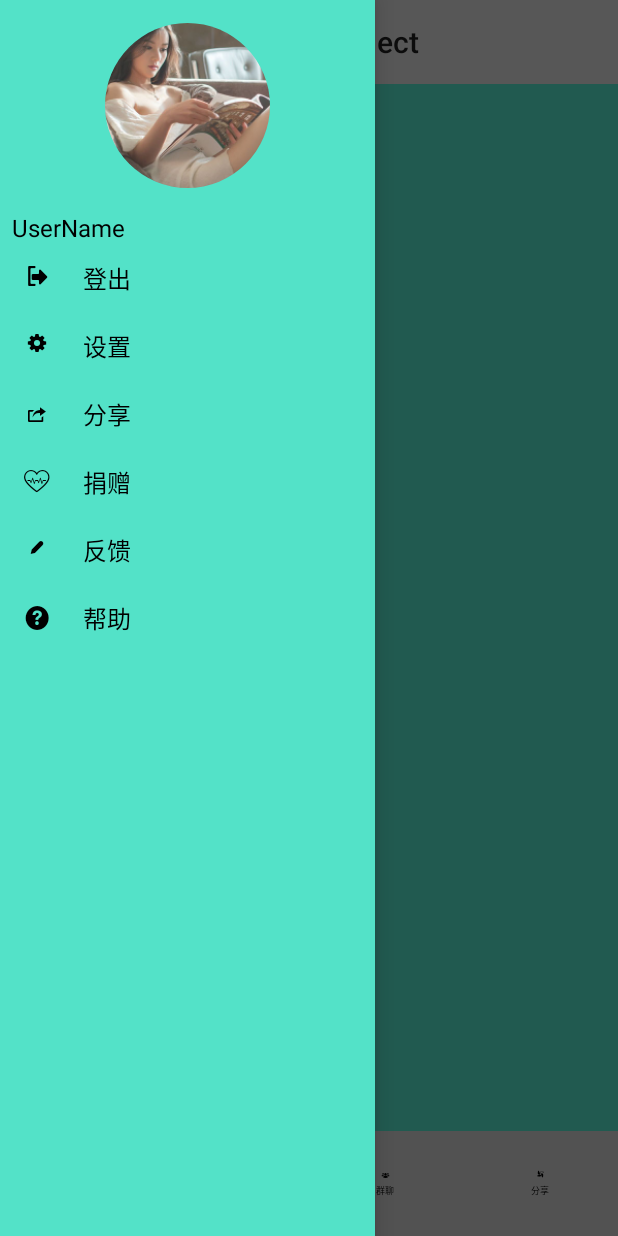
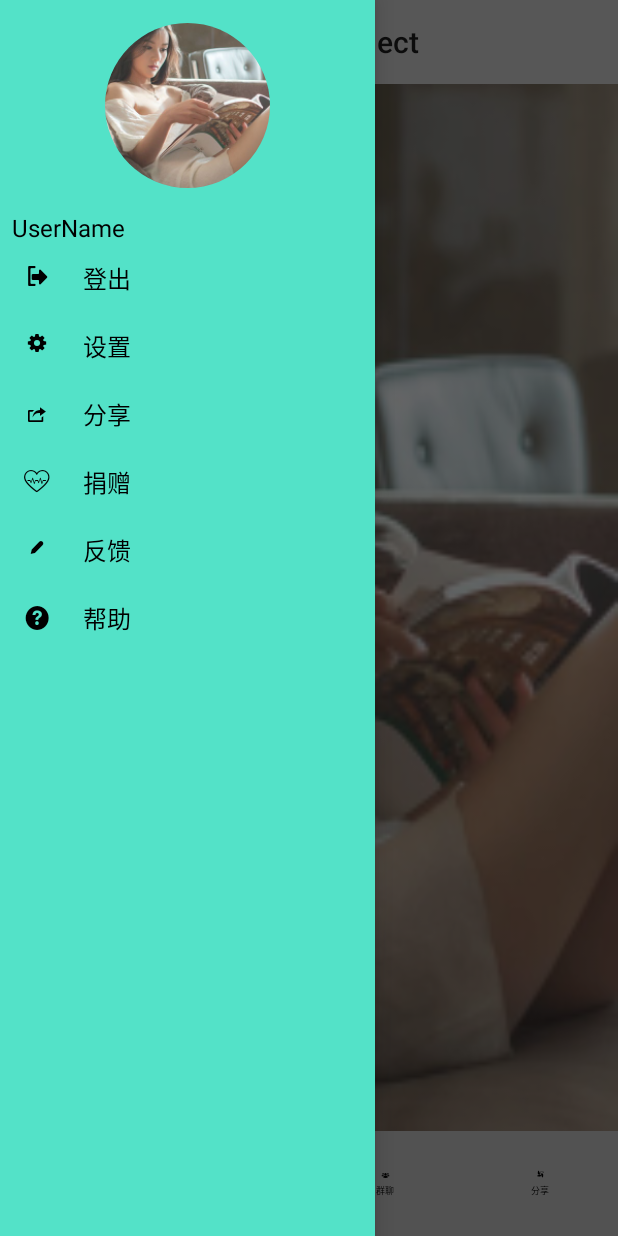
Before and after one commit to zhizhongbiao/IMProject, an Android app: the screen it shows after launch (MainActivity), with the side drawer open, on a phone screen of 412 x 824 dp. Run offline under Robolectric (Android 15) with nearby library versions, the phone set to English and light mode, and no system bars; our stand-ins replace ButterKnife, CircleImageView; libraries missing offline, so code that uses them is left out: com.antfortune.freeline; 1 statement that could not run was skipped.

Commit message:
[New] DepthPageTransformer-For the fragments animation in ViewPager

```diff
--- a/app/src/main/java/com/example/alv_chi/improject/MainActivity.java
+++ b/app/src/main/java/com/example/alv_chi/improject/MainActivity.java
@@ -27,6 +27,7 @@ import com.example.alv_chi.improject.fragment.FriendChatFragment;
 import com.example.alv_chi.improject.fragment.GroupChatFragment;
 import com.example.alv_chi.improject.fragment.ShareFragment;
 import com.example.alv_chi.improject.ui.CircleImageView;
+import com.example.alv_chi.improject.ui.DepthPageTransformer;
 import com.example.alv_chi.improject.ui.TabView;
 import com.example.alv_chi.improject.util.BitmapUtil;
 
@@ -138,6 +139,7 @@ public class MainActivity extends AppCompatActivity {
         tlBottom.setupWithViewPager(vpContent);
         mVpFragmentAdapter = new VpFragmentAdapter(mSupportFragmentManager, fragments);
         vpContent.setAdapter(mVpFragmentAdapter);
+        vpContent.setPageTransformer(false,new DepthPageTransformer());
 
         int tabCount = tlBottom.getTabCount();
         for (int i = 0; i < tabCount; i++) {
--- /dev/null
+++ b/app/src/main/java/com/example/alv_chi/improject/ui/DepthPageTransformer.java
@@ -0,0 +1,47 @@
+package com.example.alv_chi.improject.ui;
+
+import android.support.v4.view.ViewPager;
+import android.view.View;
+
+/**
+ * Created by Alv_chi on 2017/2/10.
+ *
+ * this class frome google
+ */
+
+public class DepthPageTransformer implements ViewPager.PageTransformer {
+    private static final float MIN_SCALE = 0.75f;
+
+    public void transformPage(View view, float position) {
+        int pageWidth = view.getWidth();
+
+        if (position < -1) { // [-Infinity,-1)
+            // This page is way off-screen to the left.
+            view.setAlpha(0);
+
+        } else if (position <= 0) { // [-1,0]
+            // Use the default slide transition when moving to the left page
+            view.setAlpha(1);
+            view.setTranslationX(0);
+            view.setScaleX(1);
+            view.setScaleY(1);
+
+        } else if (position <= 1) { // (0,1]
+            // Fade the page out.
+            view.setAlpha(1 - position);
+
+            // Counteract the default slide transition
+            view.setTranslationX(pageWidth * -position);
+
+            // Scale the page down (between MIN_SCALE and 1)
+            float scaleFactor = MIN_SCALE
+                    + (1 - MIN_SCALE) * (1 - Math.abs(position));
+            view.setScaleX(scaleFactor);
+            view.setScaleY(scaleFactor);
+
+        } else { // (1,+Infinity]
+            // This page is way off-screen to the right.
+            view.setAlpha(0);
+        }
+    }
+}
--- a/app/src/main/res/layout/chatting_fragment.xml
+++ b/app/src/main/res/layout/chatting_fragment.xml
@@ -2,7 +2,7 @@
 <LinearLayout xmlns:android="http://schemas.android.com/apk/res/android"
     android:layout_width="match_parent"
     android:layout_height="match_parent"
-    android:background="@color/cyan"
+    android:background="@mipmap/meinv4"
     android:orientation="vertical">
 
 </LinearLayout>
--- a/app/src/main/res/layout/group_chat_fragment.xml
+++ b/app/src/main/res/layout/group_chat_fragment.xml
@@ -2,7 +2,7 @@
 <LinearLayout xmlns:android="http://schemas.android.com/apk/res/android"
     android:layout_width="match_parent"
     android:layout_height="match_parent"
-    android:background="@color/red"
+    android:background="@mipmap/meinv4"
     android:orientation="vertical">
 
 </LinearLayout>
```
Also changed, not shown: app/src/main/res/layout/chat_mate_item.xml (renamed from app/src/main/res/layout/chatMate_item.xml).
